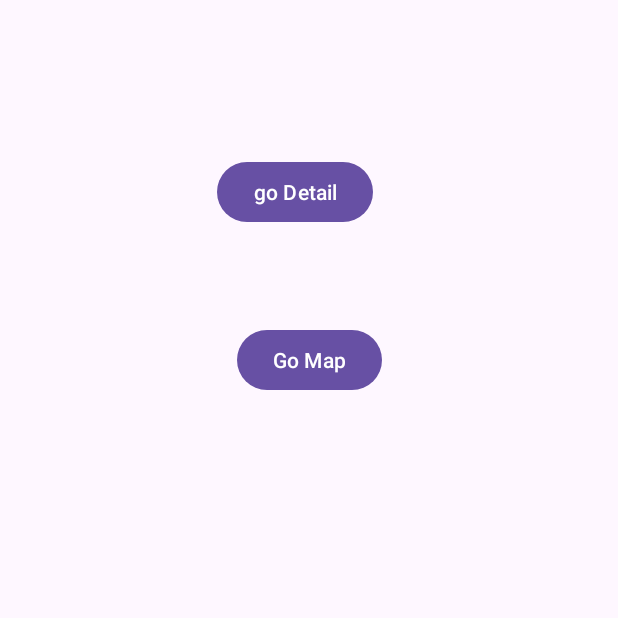
After one commit to Bullets-jyr/androidLab, an Android app: the Test2Activity screen opened directly, with no data from a screen before it, on a phone screen of 412 x 824 dp, the top half of it. The commit adds this screen. Run offline under Robolectric (Android 15) with nearby library versions, the phone set to English and light mode, and no system bars.

Commit message:
13-1-2-인텐트 필터, 동작방식, 패키지 공개

```diff
--- a/lab13/src/main/java/kr/co/bullets/lab13/test1/Test1Activity.kt
+++ b/lab13/src/main/java/kr/co/bullets/lab13/test1/Test1Activity.kt
@@ -16,7 +16,9 @@ class Test1Activity : AppCompatActivity() {
         setContentView(binding.root)
 
         val requestLauncher: ActivityResultLauncher<Intent> = registerForActivityResult(
+            // 처리자
             ActivityResultContracts.StartActivityForResult()
+            // 콜백 등록
         ) {
             val resultData = it.data?.getStringExtra("result")
             binding.resultView.text = "result : $resultData"
--- /dev/null
+++ b/lab13/src/main/java/kr/co/bullets/lab13/test2/Test2Activity.kt
@@ -0,0 +1,30 @@
+package kr.co.bullets.lab13.test2
+
+import android.content.Intent
+import android.net.Uri
+import androidx.appcompat.app.AppCompatActivity
+import android.os.Bundle
+import kr.co.bullets.lab13.R
+import kr.co.bullets.lab13.databinding.ActivityTest2Binding
+
+class Test2Activity : AppCompatActivity() {
+    override fun onCreate(savedInstanceState: Bundle?) {
+        super.onCreate(savedInstanceState)
+        setContentView(R.layout.activity_test2)
+        val binding = ActivityTest2Binding.inflate(layoutInflater)
+        setContentView(binding.root)
+
+        binding.button1.setOnClickListener {
+            val intent = Intent()
+            intent.action = "ACTION_EDIT"
+            intent.data = Uri.parse("http://www.google.com")
+            startActivity(intent)
+        }
+
+        binding.button2.setOnClickListener {
+            val intent = Intent(Intent.ACTION_VIEW, Uri.parse("geo:37.77,127.41"))
+            intent.setPackage("com.google.android.apps.maps")
+            startActivity(intent)
+        }
+    }
+}
--- /dev/null
+++ b/lab13/src/main/res/layout/activity_test2.xml
@@ -0,0 +1,30 @@
+<?xml version="1.0" encoding="utf-8"?>
+<androidx.constraintlayout.widget.ConstraintLayout xmlns:android="http://schemas.android.com/apk/res/android"
+    xmlns:app="http://schemas.android.com/apk/res-auto"
+    xmlns:tools="http://schemas.android.com/tools"
+    android:layout_width="match_parent"
+    android:layout_height="match_parent"
+    tools:context=".test2.Test2Activity">
+
+    <Button
+        android:id="@+id/button1"
+        android:layout_width="wrap_content"
+        android:layout_height="wrap_content"
+        android:layout_marginTop="104dp"
+        android:text="go Detail"
+        app:layout_constraintEnd_toEndOf="parent"
+        app:layout_constraintHorizontal_bias="0.47"
+        app:layout_constraintStart_toStartOf="parent"
+        app:layout_constraintTop_toTopOf="parent" />
+
+    <Button
+        android:id="@+id/button2"
+        android:layout_width="wrap_content"
+        android:layout_height="wrap_content"
+        android:layout_marginTop="64dp"
+        android:text="Go Map"
+        app:layout_constraintEnd_toEndOf="parent"
+        app:layout_constraintStart_toStartOf="parent"
+        app:layout_constraintTop_toBottomOf="@+id/button1" />
+
+</androidx.constraintlayout.widget.ConstraintLayout>
```
Also changed, not shown: lab13/src/main/AndroidManifest.xml (+12 -1 lines).
